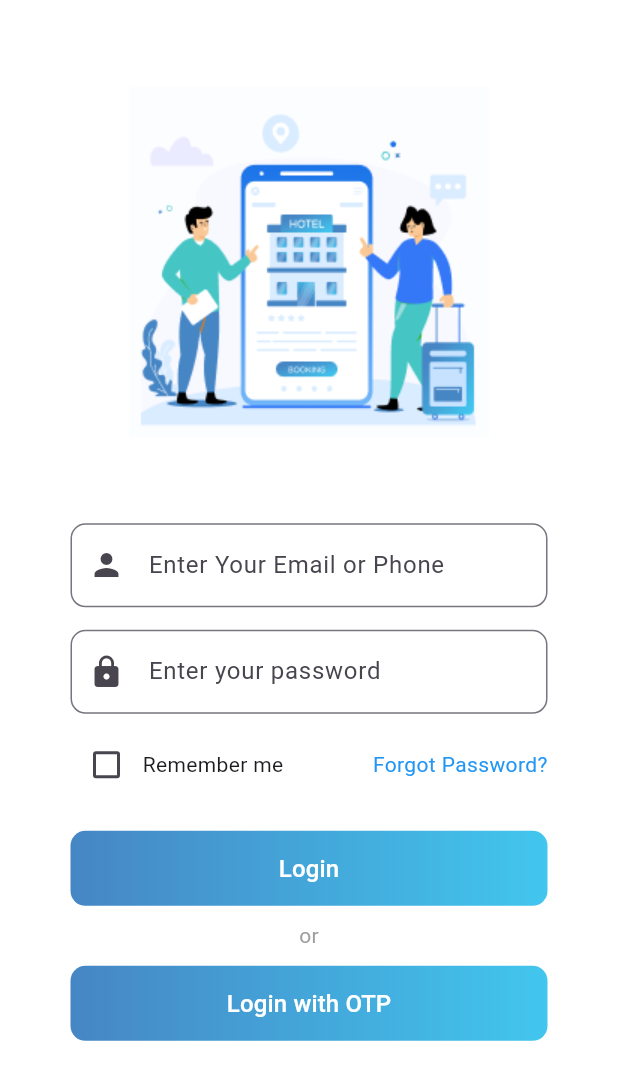
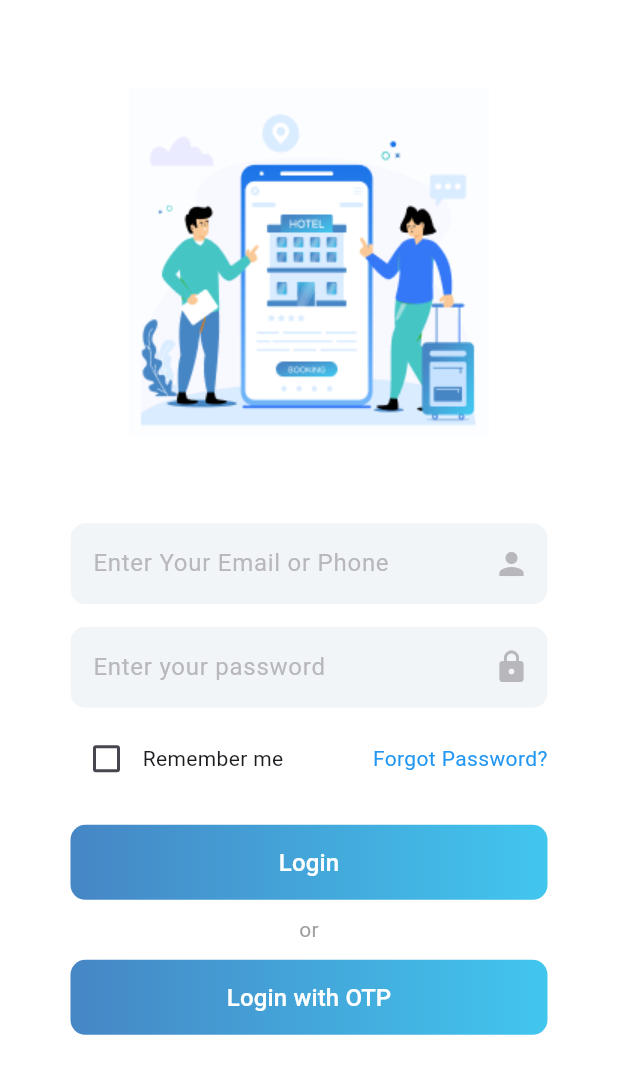
Before and after one commit to iabhinavrajput/pay-ansh, a Flutter app: the screen it shows after launch, on a phone screen of 412 x 824 dp, the part 168-1236 px from its top. Run offline on Flutter 3.47's test engine with Material 3 defaults, Android fonts, the phone set to English and light mode, and no system bars; our stand-ins replace flutter_spinkit, get, shared_preferences.

Commit message:
login api added

```diff
--- /dev/null
+++ b/lib/constants/api_endpoints.dart
@@ -0,0 +1,4 @@
+class ApiEndpoints {
+  static const String baseUrl = "http://apipyaansh.nxgtech.io/api/auth";
+  static const String login = "$baseUrl/login";
+}
--- a/lib/constants/app_colors.dart
+++ b/lib/constants/app_colors.dart
@@ -4,4 +4,6 @@ class AppColors {
   static const Color primaryBackground = Color(0xFFDAECFF);
   static const Color gradientStart = Color(0xFF4686C5);
   static const Color gradientEnd = Color(0xFF41C6EE);
+  static const Color inputBackground = Color(0x69DFE7EE);
+  static const Color textColors = Color(0xFFB8B8BC);
 }
--- a/lib/controllers/login_controller.dart
+++ b/lib/controllers/login_controller.dart
@@ -1,8 +1,7 @@
 import 'package:get/get.dart';
 
 class LoginController extends GetxController {
-  void login() {
-    print("Login Button Pressed");
-    // Implement login logic here
+  void login(String email, String password) {
+    print("Email: $email, Password: $password");
   }
 }
--- a/lib/main.dart
+++ b/lib/main.dart
@@ -1,8 +1,12 @@
 import 'package:flutter/material.dart';
 import 'package:get/get.dart';
+import 'package:payansh/controllers/auth_controller.dart';
 import 'package:payansh/screens/splash_screen.dart';
 
 void main() {
+  WidgetsFlutterBinding.ensureInitialized();
+  final AuthController authController = Get.put(AuthController());
+  authController.checkLoginStatus();
   runApp(MyApp());
 }
 
--- a/lib/screens/login_screen.dart
+++ b/lib/screens/login_screen.dart
@@ -1,11 +1,15 @@
 import 'package:flutter/material.dart';
 import 'package:get/get.dart';
-import '../controllers/login_controller.dart';
+import 'package:payansh/controllers/auth_controller.dart';
 import '../constants/app_colors.dart';
 import '../widgets/gradient_button.dart';
+import '../services/api_service.dart';
+import '../utils/local_storage.dart';
 
 class LoginScreen extends StatelessWidget {
-  final LoginController loginController = Get.put(LoginController());
+  final AuthController authController = Get.put(AuthController());
+  final TextEditingController emailController = TextEditingController();
+  final TextEditingController passwordController = TextEditingController();
 
   @override
   Widget build(BuildContext context) {
@@ -15,44 +19,60 @@ class LoginScreen extends StatelessWidget {
       backgroundColor: Colors.white,
       body: SingleChildScrollView(
         child: Padding(
-          padding: EdgeInsets.all(47),
+          padding: const EdgeInsets.all(47),
           child: Column(
             children: [
-              Text("WELCOME TO", style: TextStyle(fontSize: 20, fontWeight: FontWeight.bold)),
-              // SizedBox(height: 40),
+              const Text("WELCOME TO", style: TextStyle(fontSize: 20, fontWeight: FontWeight.bold)),
 
               // Logo
               Image.asset('assets/images/logo.png', width: screenWidth * 0.5),
 
-              SizedBox(height: 20),
+              const SizedBox(height: 20),
 
               // Illustration
               Image.asset('assets/images/login.png', width: screenWidth * 0.8),
 
-              SizedBox(height: 20),
+              const SizedBox(height: 20),
 
               // Email Input
-              TextField(
-                decoration: InputDecoration(
-                  hintText: "Enter Your Email or Phone",
-                  prefixIcon: Icon(Icons.person),
-                  border: OutlineInputBorder(borderRadius: BorderRadius.circular(10)),
+              Container(
+                decoration: BoxDecoration(
+                  color: AppColors.inputBackground,
+                  borderRadius: BorderRadius.circular(10),
+                ),
+                child: TextField(
+                  controller: emailController,
+                  decoration: const InputDecoration(
+                    hintText: "Enter Your Email or Phone",
+                    hintStyle: TextStyle(color: AppColors.textColors),
+                    suffixIcon: Icon(Icons.person, color: AppColors.textColors),
+                    border: InputBorder.none,
+                    contentPadding: EdgeInsets.symmetric(horizontal: 15, vertical: 15),
+                  ),
                 ),
               ),
 
-              SizedBox(height: 15),
+              const SizedBox(height: 15),
 
               // Password Input
-              TextField(
-                obscureText: true,
-                decoration: InputDecoration(
-                  hintText: "Enter your password",
-                  prefixIcon: Icon(Icons.lock),
-                  border: OutlineInputBorder(borderRadius: BorderRadius.circular(10)),
+              Container(
+                decoration: BoxDecoration(
+                  color: AppColors.inputBackground,
+                  borderRadius: BorderRadius.circular(10),
+                ),
+                child: TextField(
+                  controller: passwordController,
+                  obscureText: true,
+                  decoration: const InputDecoration(
+                    hintText: "Enter your password",
+                    hintStyle: TextStyle(color: AppColors.textColors),
+                    suffixIcon: Icon(Icons.lock, color: AppColors.textColors),
+                    border: InputBorder.none,
+                    contentPadding: EdgeInsets.symmetric(horizontal: 15, vertical: 15),
+                  ),
                 ),
               ),
-
-              SizedBox(height: 10),
+              const SizedBox(height: 10),
 
               // Remember Me & Forgot Password
               Row(
@@ -61,41 +81,35 @@ class LoginScreen extends StatelessWidget {
                   Row(
                     children: [
                       Checkbox(value: false, onChanged: (value) {}),
-                      Text("Remember me"),
+                      const Text("Remember me"),
                     ],
                   ),
-                  Text("Forgot Password?", style: TextStyle(color: Colors.blue)),
+                  const Text("Forgot Password?", style: TextStyle(color: Colors.blue)),
                 ],
               ),
 
-              SizedBox(height: 20),
+              const SizedBox(height: 20),
 
               // Login Button
-              GradientButton(text: "Login", onPressed: () => loginController.login()),
+              Obx(() => authController.isLoading.value
+                  ? const CircularProgressIndicator()
+                  : GradientButton(
+                      text: "Login",
+                      onPressed: () async {
+                        await authController.login(emailController.text, passwordController.text);
+                      },
+                    )),
 
-              SizedBox(height: 10),
+              const SizedBox(height: 10),
 
-              Text("or", style: TextStyle(color: Colors.grey)),
+              const Text("or", style: TextStyle(color: Colors.grey)),
 
-              SizedBox(height: 10),
+              const SizedBox(height: 10),
 
               // Login with OTP
               GradientButton(text: "Login with OTP", onPressed: () {}),
 
-              SizedBox(height: 10),
-
-              // Login with Google
-              // ElevatedButton.icon(
-              //   onPressed: () {},
-              //   icon: Image.asset("assets/images/google.png", width: 24),
-              //   label: Text("Login with Google"),
-              //   style: ElevatedButton.styleFrom(
-              //     backgroundColor: Colors.white,
-              //     foregroundColor: Colors.black,
-              //     elevation: 2,
-              //     padding: EdgeInsets.symmetric(vertical: 12),
-              //   ),
-              // ),
+              const SizedBox(height: 10),
             ],
           ),
         ),
--- /dev/null
+++ b/lib/utils/local_storage.dart
@@ -0,0 +1,18 @@
+import 'package:shared_preferences/shared_preferences.dart';
+
+class LocalStorage {
+  static Future<void> saveUserToken(String token) async {
+    SharedPreferences prefs = await SharedPreferences.getInstance();
+    await prefs.setString('accessToken', token);
+  }
+
+  static Future<String?> getUserToken() async {
+    SharedPreferences prefs = await SharedPreferences.getInstance();
+    return prefs.getString('accessToken');
+  }
+
+  static Future<void> removeUserToken() async {
+    SharedPreferences prefs = await SharedPreferences.getInstance();
+    await prefs.remove('accessToken');
+  }
+}
--- a/pubspec.yaml
+++ b/pubspec.yaml
@@ -37,6 +37,8 @@ dependencies:
   cupertino_icons: ^1.0.8
   get: ^4.6.5
   flutter_spinkit: ^5.2.1
+  shared_preferences: ^2.5.1
+  http: ^1.3.0
 
 dev_dependencies:
   flutter_test:
```
Also changed, not shown: lib/controllers/auth_controller.dart (added, +27 -0 lines), lib/screens/home_screen.dart (added, +24 -0 lines), lib/services/api_service.dart (added, +30 -0 lines), pubspec.lock, 11 other files.
